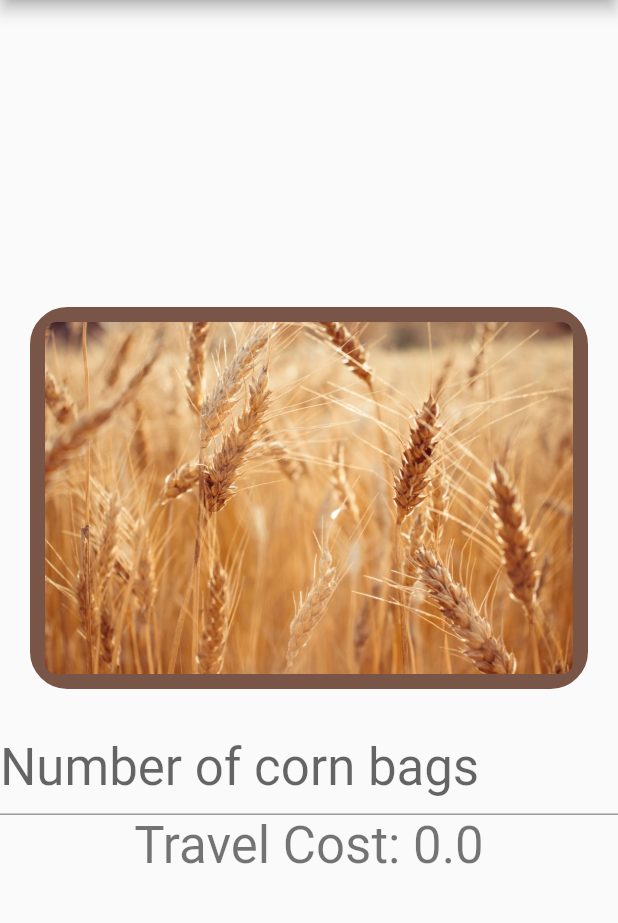
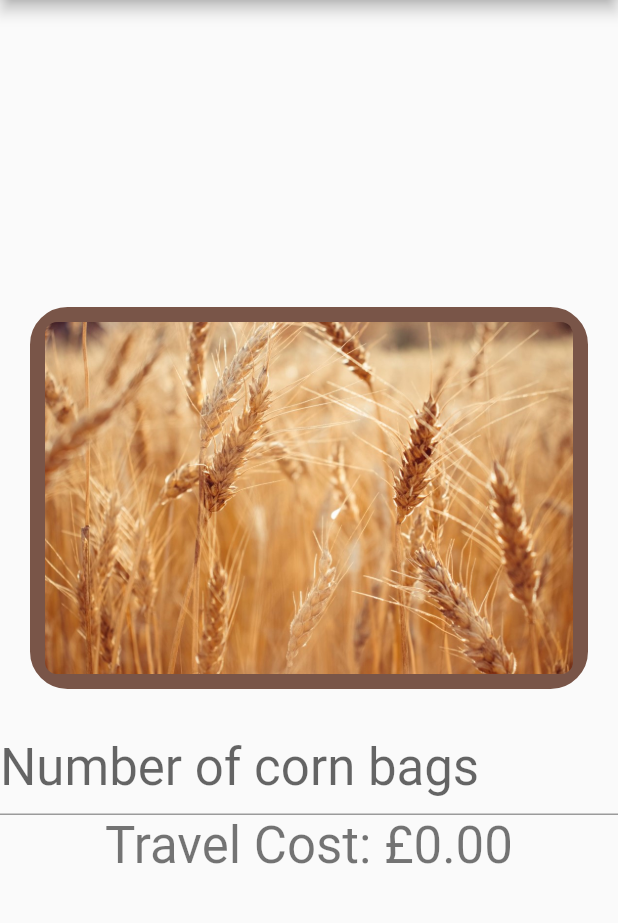
Before and after one commit to AdamProbert/MadeTech-FarmerCornBoatCalculator, a Flutter app: the screen it shows after launch, on a phone screen of 412 x 824 dp, the part 84-1007 px from its top. Run offline on Flutter 3.47's test engine with Material 2 defaults, Android fonts, the phone set to English and light mode, and no system bars.

Commit message:
Minor changes

```diff
--- a/lib/main.dart
+++ b/lib/main.dart
@@ -1,8 +1,11 @@
 import 'package:flutter/material.dart';
+import 'package:intl/intl.dart';
 
 void main() {
   runApp(MyApp());
 }
+
+final currencyFormatter = new NumberFormat("£#,##0.00", "en_GB");
 
 class MyApp extends StatelessWidget {
   // This widget is the root of your application.
@@ -149,7 +152,7 @@ class _MyHomePageState extends State<MyHomePage> {
             //   ),
             // ),
             Text(
-              'Travel Cost: $_cost',
+              'Travel Cost: ${currencyFormatter.format(this._cost)}',
               style: Theme.of(context).textTheme.headline4,
             ),
           ],
--- a/pubspec.yaml
+++ b/pubspec.yaml
@@ -21,6 +21,7 @@ environment:
   sdk: ">=2.7.0 <3.0.0"
 
 dependencies:
+  intl: ^0.15.7
   flutter:
     sdk: flutter
 
```
Also changed, not shown: pubspec.lock.
